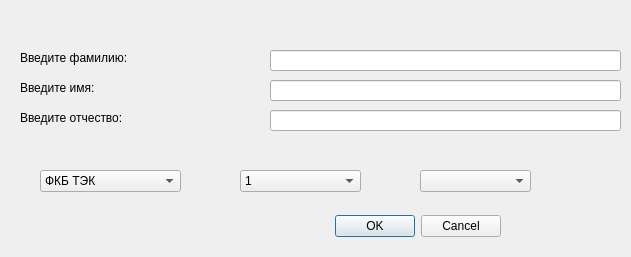
Before: the Qt Designer form addingnewstudent.ui in PollyBreak/University_LR_7, drawn with Qt 5.
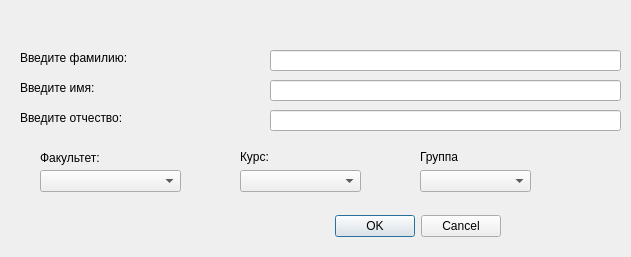
After: the same form once the commit is applied.

Diff of the .ui file:
```diff
--- a/addingnewstudent.ui
+++ b/addingnewstudent.ui
@@ -68,6 +68,9 @@
      <height>22</height>
     </rect>
    </property>
+   <property name="currentIndex">
+    <number>-1</number>
+   </property>
    <item>
     <property name="text">
      <string>ФКБ ТЭК</string>
@@ -93,6 +96,9 @@
      <height>22</height>
     </rect>
    </property>
+   <property name="currentIndex">
+    <number>-1</number>
+   </property>
    <item>
     <property name="text">
      <string>1</string>
@@ -163,6 +169,45 @@
     <string>Введите отчество:</string>
    </property>
   </widget>
+  <widget class="QLabel" name="label_4">
+   <property name="geometry">
+    <rect>
+     <x>40</x>
+     <y>150</y>
+     <width>121</width>
+     <height>16</height>
+    </rect>
+   </property>
+   <property name="text">
+    <string>Факультет:</string>
+   </property>
+  </widget>
+  <widget class="QLabel" name="label_5">
+   <property name="geometry">
+    <rect>
+     <x>240</x>
+     <y>150</y>
+     <width>47</width>
+     <height>14</height>
+    </rect>
+   </property>
+   <property name="text">
+    <string>Курс:</string>
+   </property>
+  </widget>
+  <widget class="QLabel" name="label_6">
+   <property name="geometry">
+    <rect>
+     <x>420</x>
+     <y>150</y>
+     <width>47</width>
+     <height>14</height>
+    </rect>
+   </property>
+   <property name="text">
+    <string>Группа</string>
+   </property>
+  </widget>
  </widget>
  <resources/>
  <connections>
```
